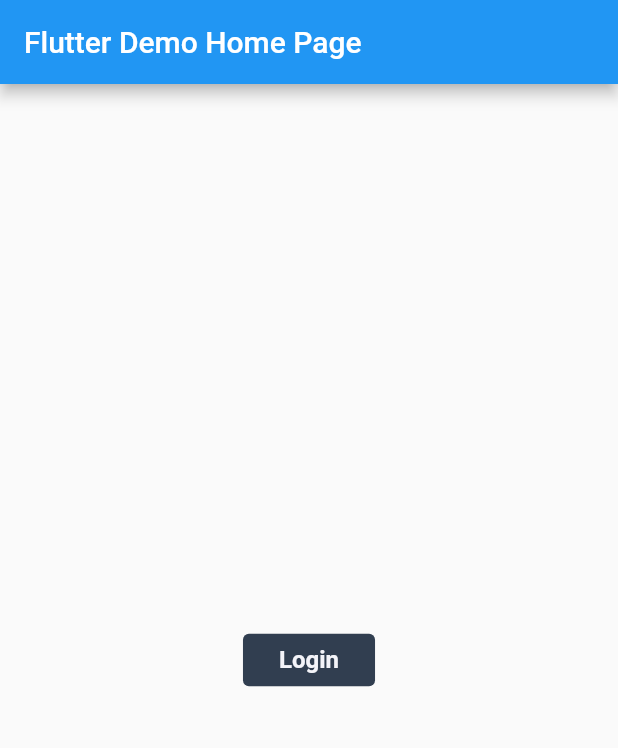
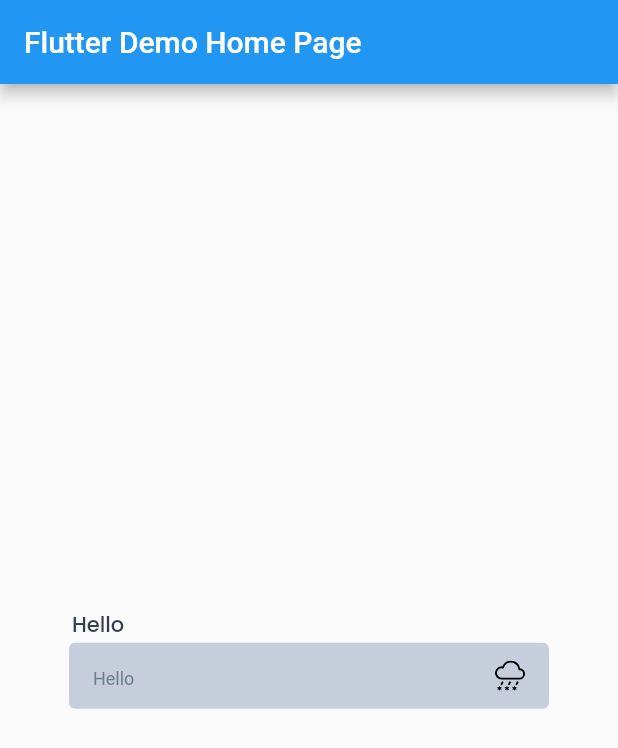
Before and after one commit to rokr1590/aakar-foundry, a Flutter app: the screen it shows after launch, on a phone screen of 412 x 824 dp. Shown: the top 748 px of the screen. Run offline on Flutter 3.47's test engine with Material 2 defaults, Android fonts, the phone set to English and light mode, and no system bars; our stand-ins replace bootstrap_icons; missing offline and left inert: dart:ffi.

Commit message:
textfield fully done

```diff
--- a/lib/main.dart
+++ b/lib/main.dart
@@ -1,5 +1,7 @@
 import 'package:aakarfoundry/widget/buttons.dart';
+import 'package:aakarfoundry/widget/textfield.dart';
 import 'package:flutter/material.dart';
+import 'package:bootstrap_icons/bootstrap_icons.dart';
 
 void main() {
   runApp(const MyApp());
@@ -38,10 +40,17 @@ class _MyHomePageState extends State<MyHomePage> {
         child: Column(
           mainAxisAlignment: MainAxisAlignment.center,
           children: const <Widget>[
-            LoginButton(
-              type: Type.primary,
-              size: ButtonSize.large,
-            ),
+            // LoginButton(
+            //   type: Type.primary,
+            //   size: ButtonSize.large,
+            // ),
+            textfield(
+              hinttext: "Hello",
+              topString: "Hello",
+              // prefixicon: BootstrapIcons.person,
+              prefixicon: null,
+              suffixicon: BootstrapIcons.cloud_sleet,
+            )
           ],
         ),
       ),
--- a/lib/utils/color_constant.dart
+++ b/lib/utils/color_constant.dart
@@ -6,4 +6,5 @@ class Colorselect {
   static Color secondaryColor = const Color(0xFF6A7D8E);
   static Color bgDark = const Color(0xFFC7CEDB);
   static Color bgLight = const Color(0xFFF4F4F9);
+  static Color HelperRed = const Color(0xFFEA3F2D);
 }
--- /dev/null
+++ b/lib/utils/typography.dart
@@ -0,0 +1,134 @@
+import 'package:flutter/material.dart';
+
+class TextStyles {
+  static BodyM(Color color) => TextStyle(
+        fontFamily: 'Poppins',
+        color: color,
+        fontSize: 14,
+        fontWeight: FontWeight.normal,
+        height: 1.5,
+        letterSpacing: 0.02,
+      );
+
+  static BodyS(Color color) => TextStyle(
+        fontFamily: 'Poppins',
+        color: color,
+        fontSize: 12,
+        fontWeight: FontWeight.normal,
+        height: 1.5,
+        letterSpacing: 0.02,
+      );
+
+  static BodyL(Color color) => TextStyle(
+        fontFamily: 'Poppins',
+        color: color,
+        fontSize: 16,
+        fontWeight: FontWeight.normal,
+        height: 1.5,
+        letterSpacing: 0.02,
+      );
+
+  static Heading1(Color color) => TextStyle(
+      fontFamily: 'Poppins',
+      color: color,
+      fontSize: 72,
+      fontWeight: FontWeight.w800,
+      height: 1.5,
+      letterSpacing: 0.01);
+
+  static Heading2(Color color) => TextStyle(
+      fontFamily: 'Poppins',
+      color: color,
+      fontSize: 48,
+      fontWeight: FontWeight.w700,
+      height: 1.5,
+      letterSpacing: 0.01);
+
+  static Heading3(Color color) => TextStyle(
+      fontFamily: 'Poppins',
+      color: color,
+      fontSize: 36,
+      fontWeight: FontWeight.w700,
+      height: 1.5,
+      letterSpacing: 0.01);
+
+  static Heading4(Color color) => TextStyle(
+      fontFamily: 'Poppins',
+      color: color,
+      fontSize: 24,
+      fontWeight: FontWeight.w600,
+      height: 0.916,
+      letterSpacing: 0.01);
+
+  static Heading5(Color color) => TextStyle(
+      fontFamily: 'Poppins',
+      color: color,
+      fontSize: 18,
+      fontWeight: FontWeight.w600,
+      height: 1.55,
+      letterSpacing: 0.01);
+
+  static Heading6(Color color) => TextStyle(
+      fontFamily: 'Poppins',
+      color: color,
+      fontSize: 16,
+      fontWeight: FontWeight.w600,
+      height: 1.5,
+      letterSpacing: 0.01);
+
+  static Heading7(Color color) => TextStyle(
+      fontFamily: 'Poppins',
+      color: color,
+      fontSize: 14,
+      fontWeight: FontWeight.w600,
+      height: 1.428,
+      letterSpacing: 0.01);
+
+  static Label1(Color color) => TextStyle(
+        fontFamily: 'Poppins',
+        color: color,
+        fontSize: 24,
+        fontWeight: FontWeight.w500,
+        height: 1.5,
+      );
+
+  static Label2(Color color) => TextStyle(
+        fontFamily: 'Poppins',
+        color: color,
+        fontSize: 18,
+        fontWeight: FontWeight.w500,
+        height: 1.55,
+      );
+
+  static Label3(Color color) => TextStyle(
+        fontFamily: 'Poppins',
+        color: color,
+        fontSize: 16,
+        fontWeight: FontWeight.w500,
+        height: 1.5,
+      );
+
+  static Label4(Color color) => TextStyle(
+        fontFamily: 'Poppins',
+        color: color,
+        fontSize: 14,
+        fontWeight: FontWeight.w500,
+        height: 1.428,
+      );
+
+  static Label5(Color color) => TextStyle(
+        fontFamily: 'Poppins',
+        color: color,
+        fontSize: 12,
+        fontWeight: FontWeight.w500,
+        height: 1.5,
+      );
+
+  static Label6(Color color) => TextStyle(
+        fontFamily: 'Poppins',
+        color: color,
+        fontSize: 10,
+        fontWeight: FontWeight.w500,
+        height: 1.2,
+      );
+}
--- /dev/null
+++ b/lib/widget/textfield.dart
@@ -0,0 +1,95 @@
+// ignore_for_file: prefer_const_constructors
+
+import '../utils/color_constant.dart';
+import 'package:flutter/material.dart';
+
+import '../utils/typography.dart';
+
+class textfield extends StatefulWidget {
+  final IconData? prefixicon;
+  final IconData? suffixicon;
+  final String hinttext;
+  final String topString;
+  final String bottomString;
+  const textfield(
+      {super.key,
+      this.prefixicon,
+      this.suffixicon,
+      required this.hinttext,
+      required this.topString,
+      this.bottomString = ""});
+
+  @override
+  State<textfield> createState() => _textfieldState();
+}
+
+class _textfieldState extends State<textfield> {
+  @override
+  Widget build(BuildContext context) {
+    return Container(
+      child: Column(crossAxisAlignment: CrossAxisAlignment.start, children: [
+        Padding(
+          padding: EdgeInsets.only(left: 2.0),
+          child: Text(
+            widget.topString,
+            style: TextStyles.Label4(Colorselect.primaryColor),
+          ),
+        ),
+        SizedBox(height: 2.0),
+        SizedBox(
+          width: 320,
+          height: 44,
+          child: TextField(
+            decoration: InputDecoration(
+              filled: true,
+              isDense: true,
+              prefixIcon: widget.prefixicon != null
+                  ? Padding(
+                      padding: EdgeInsets.fromLTRB(16, 13, 8, 13),
+                      child: Icon(widget.prefixicon, size: 18.0))
+                  : null,
+              hintText: widget.hinttext,
+              contentPadding:
+                  EdgeInsets.symmetric(vertical: 18.0, horizontal: 16.0),
+              hintStyle: TextStyle(
+                fontSize: 12,
+                color: Colorselect.secondaryColor,
+                fontWeight: FontWeight.normal,
+              ),
+              suffixIcon: Padding(
+                padding: EdgeInsets.fromLTRB(12, 12, 16, 12),
+                child: Icon(
+                  widget.suffixicon,
+                  size: 20,
+                ),
+              ),
+              fillColor: Colorselect.bgDark,
+              prefixIconColor: Colors.black,
+              suffixIconColor: Colors.black,
+              border: OutlineInputBorder(
+                borderRadius: BorderRadius.circular(4.0),
+                borderSide: BorderSide(
+                  width: 0,
+                  style: BorderStyle.none,
+                ),
+              ),
+            ),
+          ),
+        ),
+        SizedBox(height: 1.0),
+        Padding(
+          padding: EdgeInsets.only(left: 2.0),
+          child: widget.bottomString != ""
+              ? Text(widget.bottomString,
+                  style: TextStyles.Label6(
+                    Colorselect.HelperRed,
+
+                    // fontSize: 11.0,
+                    // fontWeight: FontWeight.w500,
+                  ))
+              : null,
+        ),
+      ]),
+    );
+  }
+}
--- a/pubspec.yaml
+++ b/pubspec.yaml
@@ -35,6 +35,7 @@ dependencies:
   # The following adds the Cupertino Icons font to your application.
   # Use with the CupertinoIcons class for iOS style icons.
   cupertino_icons: ^1.0.2
+  bootstrap_icons: ^1.10.2
 
 
 dev_dependencies:
```
Also changed, not shown: pubspec.lock.
